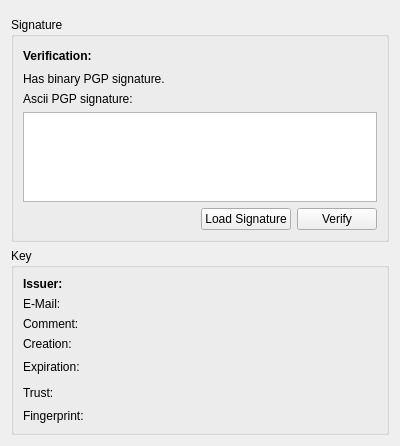
Old version of the form ui/signaturedlg.ui in the repository KDE/kget.
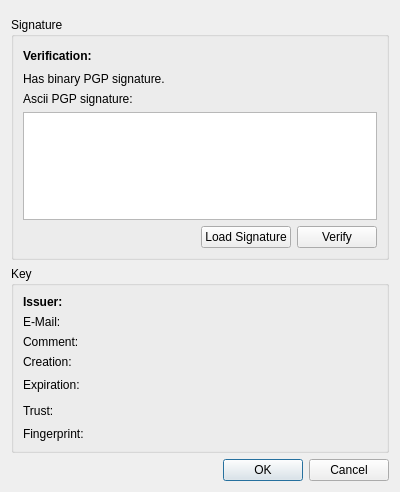
New version of the form. Custom widgets are drawn as their Qt base class.

Commit message: Port a number of dialogs to QDialog

```diff
--- a/ui/signaturedlg.ui
+++ b/ui/signaturedlg.ui
@@ -7,7 +7,7 @@
     <x>0</x>
     <y>0</y>
     <width>400</width>
-    <height>446</height>
+    <height>492</height>
    </rect>
   </property>
   <layout class="QVBoxLayout" name="verticalLayout_2">
@@ -310,6 +310,13 @@
      </layout>
     </widget>
    </item>
+   <item>
+    <widget class="QDialogButtonBox" name="buttonBox">
+     <property name="standardButtons">
+      <set>QDialogButtonBox::Cancel|QDialogButtonBox::Ok</set>
+     </property>
+    </widget>
+   </item>
   </layout>
  </widget>
  <customwidgets>
```
The commit also changes 19 other files.
